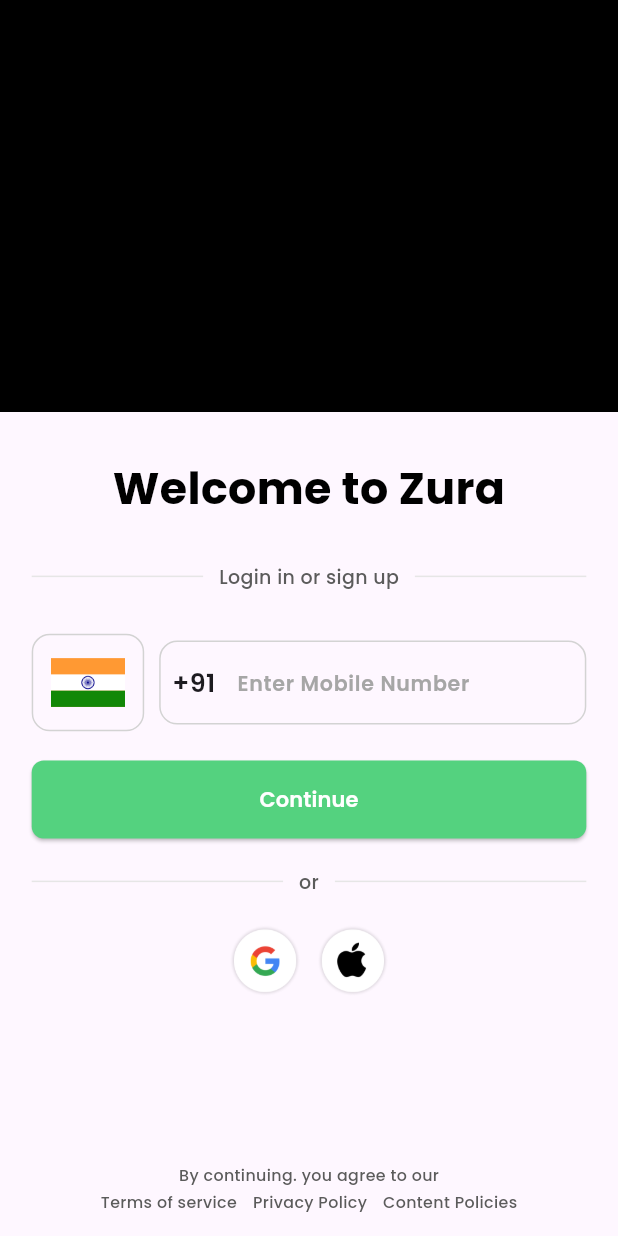
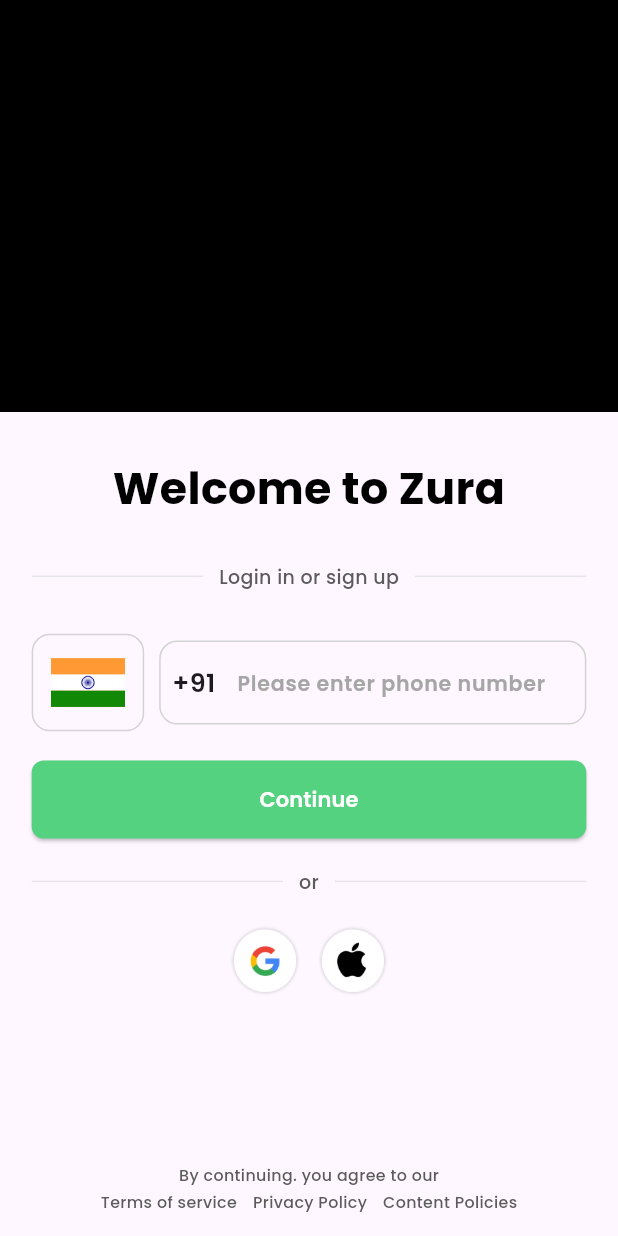
Before and after one commit to avadhworkzone/wiletone, a Flutter app: the screen it shows after launch, on a phone screen of 412 x 824 dp. Run offline on Flutter 3.47's test engine with Material 3 defaults, Android fonts, the phone set to English and light mode, and no system bars; our stand-ins replace connectivity_plus, fl_chart, flutter_screenutil, flutter_svg, fluttertoast, get and 3 more; missing offline and left inert: flutter_inappwebview.

Commit message:
variableutils

```diff
--- a/lib/main.dart
+++ b/lib/main.dart
@@ -4,6 +4,7 @@ import 'package:flutter_screenutil/flutter_screenutil.dart';
 import 'package:get/get.dart';
 import 'package:get_storage/get_storage.dart';
 import 'package:wilatone_restaurant/utils/assets/assets_utils.dart';
+import 'package:wilatone_restaurant/utils/preference_utils.dart';
 import 'package:wilatone_restaurant/utils/variables_utils.dart';
 
 import 'view/auth/login_screen.dart';
@@ -12,6 +13,7 @@ import 'viewModel/connectivity_view_model.dart';
 
 void main() async {
   WidgetsFlutterBinding.ensureInitialized();
+  await PreferenceManagerUtils.initPreferences();
   await GetStorage.init();
   runApp(MyApp());
 }
--- a/lib/utils/preference_utils.dart
+++ b/lib/utils/preference_utils.dart
@@ -1,12 +1,31 @@
 import 'package:get_storage/get_storage.dart';
+import 'package:shared_preferences/shared_preferences.dart';
 
 class PreferenceManagerUtils {
   static final getStorage = GetStorage();
+  static late SharedPreferences _preferences;
 
+  static Future<void> init() async {
+    _preferences = await SharedPreferences.getInstance();
+  }
   static String dialCode = 'dialCode';
   static String countryCode = "countryCode";
   static String allCountryCurrency = "countryCode";
   static String countryName = "countryName";
+  static String userToken = "userToken";
+
+  static Future<void> initPreferences() async {
+    _preferences = await SharedPreferences.getInstance();
+  }
+
+  ///setUserToken
+  static Future<void> setUserToken(String value) async {
+    await _preferences.setString(userToken, value);
+  }
+
+  static String? getUserToken() {
+    return _preferences.getString(userToken) ;
+  }
 
   ///setCountryName
   static Future setCountryName(String value) async {
--- a/lib/utils/variables_utils.dart
+++ b/lib/utils/variables_utils.dart
@@ -29,7 +29,6 @@ class VariablesUtils {
   ///LOGIN SCREEN....
   static const welcomeToZura = 'Welcome to Zura';
   static const loginSignUp = 'Login in or sign up';
-  static const enterMobileNumber = 'Enter Mobile Number';
   static const continueText = 'Continue';
   static const or = 'or';
   static const byContinuing = 'By continuing. you agree to our';
@@ -46,6 +45,14 @@ class VariablesUtils {
   static const ownerName = 'Owner  Name';
   static const ownerMobile = 'Owner  Mobile';
   static const noInternet = 'No internet';
+  static const otpSentSuccessfully = 'OTP Sent Successfully...';
+  static const otpResentSuccessfully = 'OTP Resend Successfully...';
+  static const resendOtpFailed = 'Failed to resend OTP. Please try again.';
+  static const enterMobileNumber = 'Please enter phone number';
+  static const enterOtp = 'Please enter OTP.';
+  static const mobileVerified = 'Mobile verified successfully.';
+  static const invalidOtp = 'Invalid Otp...';
+
 
   /// Profile Details Screen
 
--- a/pubspec.yaml
+++ b/pubspec.yaml
@@ -17,7 +17,7 @@ dependencies:
   #StateManagment
   get: ^4.6.6
   get_storage: ^2.1.1
-
+  shared_preferences: ^2.2.2
   #date format
   intl: ^0.19.0
 
```
Also changed, not shown: lib/view/auth/login_screen.dart (+8 -4 lines), lib/view/auth/otp_verify_screen.dart (+5 -5 lines), 3 other files.
